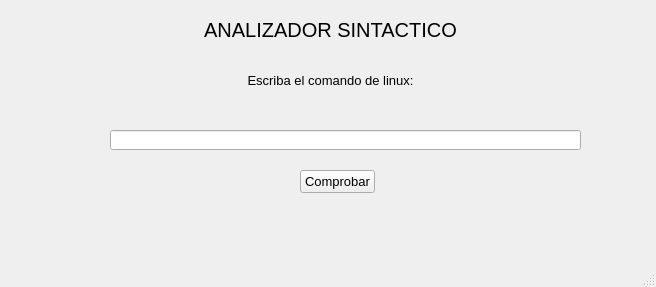
Gugodin/AnalizadorSemantico, file view/untitled.ui: the form before one commit.
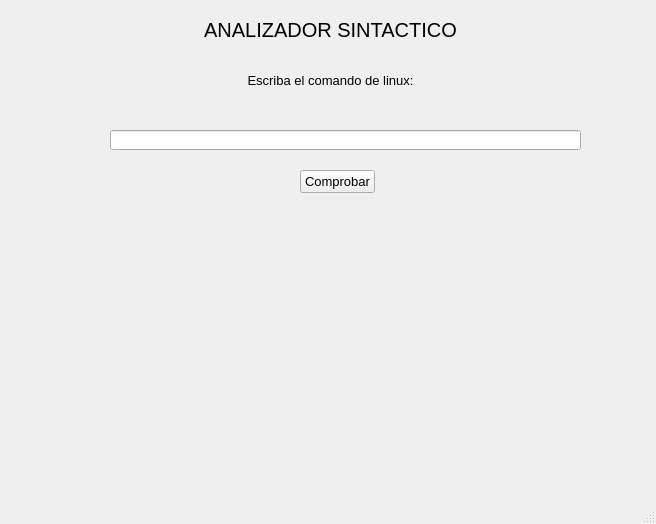
The form after the commit.

```diff
--- a/view/untitled.ui
+++ b/view/untitled.ui
@@ -7,7 +7,7 @@
     <x>0</x>
     <y>0</y>
     <width>656</width>
-    <height>287</height>
+    <height>524</height>
    </rect>
   </property>
   <property name="windowTitle">
@@ -110,6 +110,19 @@
      <string>Comprobar</string>
     </property>
    </widget>
+   <widget class="QLabel" name="consola">
+    <property name="geometry">
+     <rect>
+      <x>120</x>
+      <y>270</y>
+      <width>461</width>
+      <height>211</height>
+     </rect>
+    </property>
+    <property name="text">
+     <string/>
+    </property>
+   </widget>
   </widget>
   <widget class="QStatusBar" name="statusbar"/>
  </widget>
```
